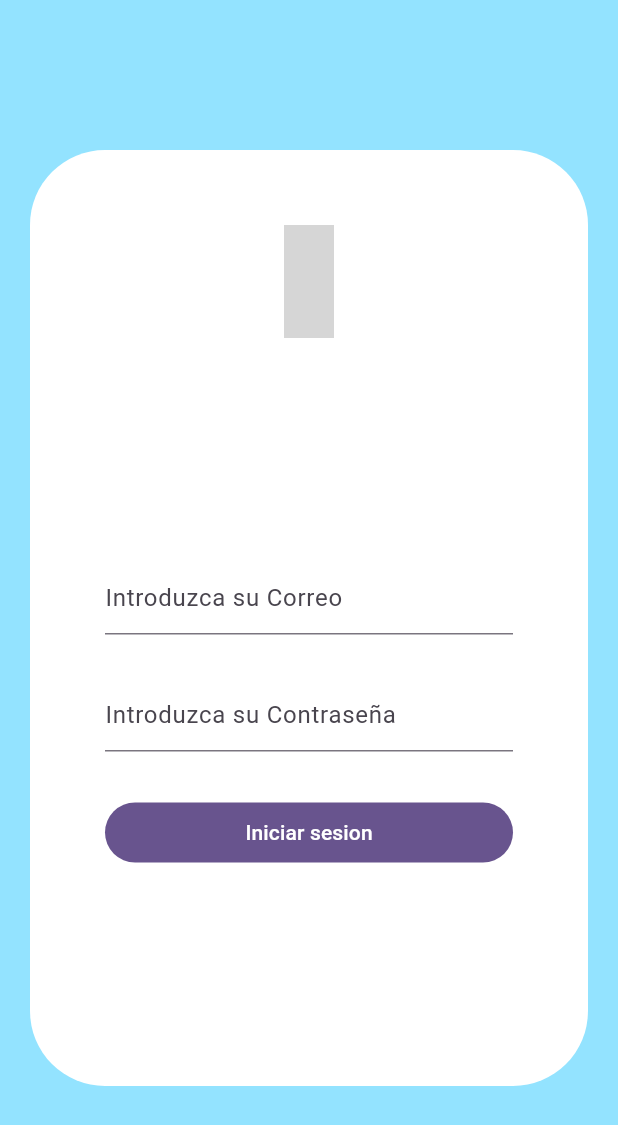
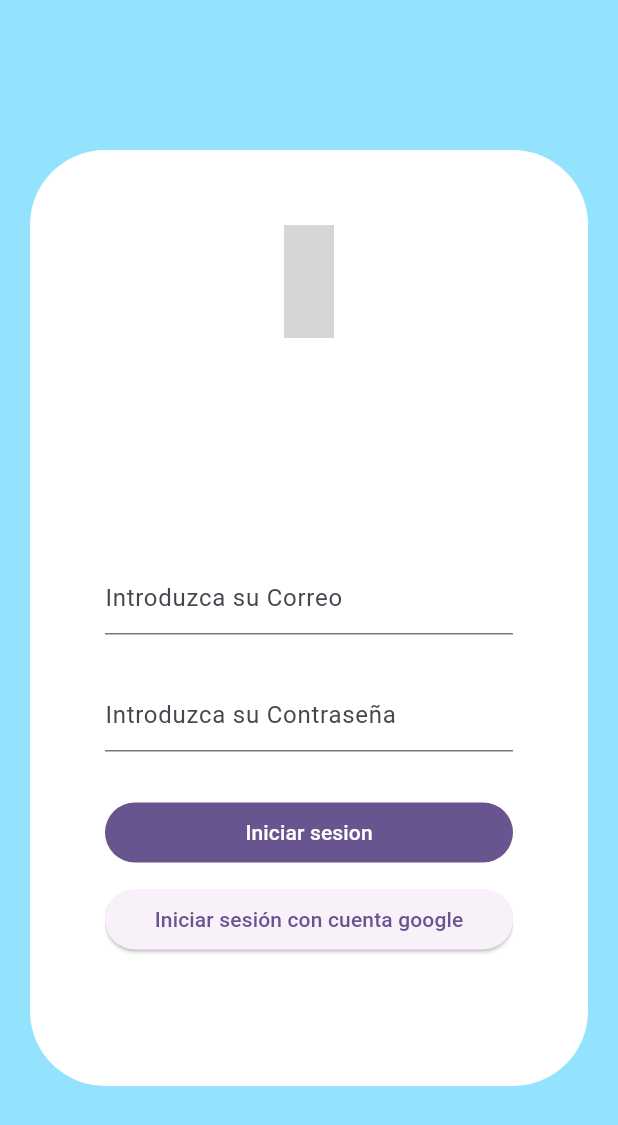
Before and after one commit to Cristian2768/proyectoflutter, a Flutter app: the screen it shows after launch, on a phone screen of 412 x 824 dp. Shown: the top 1125 px of the screen. Run offline on Flutter 3.47's test engine with Material 3 defaults, Android fonts, the phone set to English and light mode, and no system bars; our stand-ins replace firebase_auth, firebase_core, google_sign_in, material_design_icons_flutter; accounts and stored records are empty; grey boxes are pictures that could not be loaded.

Commit message:
iniciar sesion con google

```diff
--- a/lib/pages/login_page.dart
+++ b/lib/pages/login_page.dart
@@ -2,6 +2,7 @@ import 'package:firebase_auth/firebase_auth.dart';
 import 'package:flutter/material.dart';
 import 'package:flutterproyecto/pages/colores.dart';
 import 'package:flutterproyecto/pages/home_page.dart';
+import 'package:flutterproyecto/services/auth_service.dart';
 import 'package:material_design_icons_flutter/material_design_icons_flutter.dart';
 
 class LoginPage extends StatefulWidget {
@@ -105,6 +106,14 @@ class _LoginPageState extends State<LoginPage> {
                             child: Text("Iniciar sesion")),
                       ),
                     ),
+                    Container(
+                      padding: EdgeInsets.only(top: 10),
+                      child: ElevatedButton(
+                          onPressed: () async {
+                            await AuthService().iniciarSesionGoogle();
+                          },
+                          child: Text("Iniciar sesión con cuenta google")),
+                    ),
                     Padding(
                       padding: EdgeInsets.only(top: 30),
                       child: Text(
--- a/pubspec.yaml
+++ b/pubspec.yaml
@@ -39,6 +39,7 @@ dependencies:
   firebase_core: ^3.8.0
   firebase_auth: ^5.3.3
   cloud_firestore: ^5.5.0
+  google_sign_in: ^6.2.2
 
 dev_dependencies:
   flutter_test:
```
Also changed, not shown: lib/services/auth_service.dart (added, +22 -0 lines), 3 other files.
